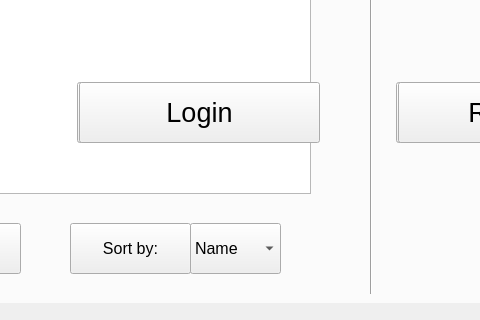
First picture: the form in App.ui, repository kelvinEL20/3334Group, before the edit; both pictures show x 152 to 632 and y 448 to 768 of the 1024 by 768 pixel window.
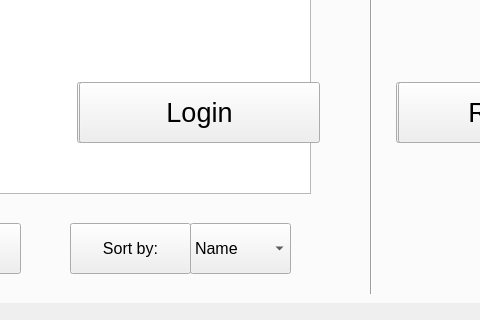
Second picture: the form after the edit.

```diff
--- a/App.ui
+++ b/App.ui
@@ -470,7 +470,7 @@
         <rect>
          <x>340</x>
          <y>640</y>
-         <width>91</width>
+         <width>101</width>
          <height>51</height>
         </rect>
        </property>
```
Left out of the diff: 37 changed lines with no effect on the pictures.
